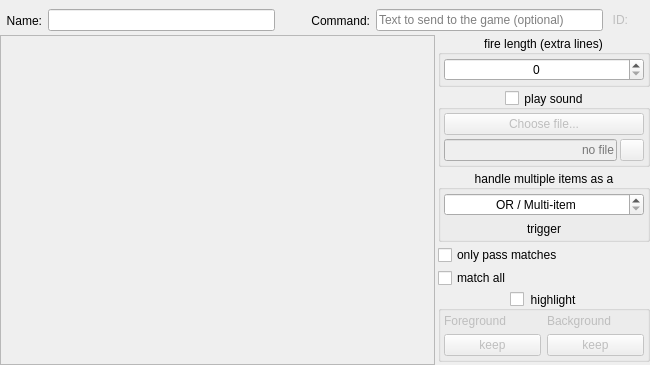
Before: the Qt Designer form src/ui/triggers_main_area.ui in Mudlet/Mudlet, drawn with Qt 5.
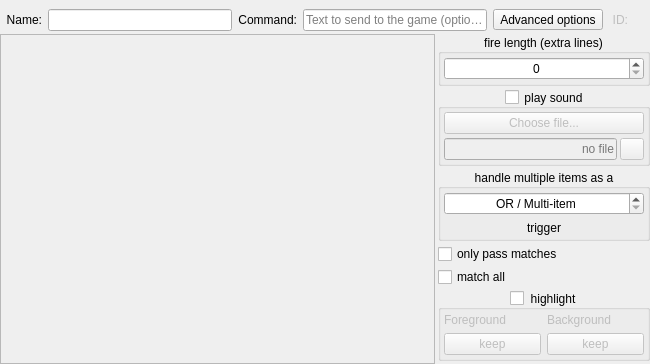
After: the same form once the commit is applied. Icons and pictures are not drawn.

Commit message:
Improve: label the trigger editor's advanced options toggle
The ">" glyph in the Command row read as an ornament rather than a button.
Give it the label "Advanced options" and a frame that is there at rest, and
move it to the right of the Command field so the label/field pairs stay
together.

Patch:
```diff
--- a/src/ui/triggers_main_area.ui
+++ b/src/ui/triggers_main_area.ui
@@ -43,7 +43,7 @@
      <property name="autoFillBackground">
       <bool>true</bool>
      </property>
-     <layout class="QHBoxLayout" name="horizontalLayout_widget_top" stretch="0,1,0,0,1,0">
+     <layout class="QHBoxLayout" name="horizontalLayout_widget_top" stretch="0,1,0,1,0,0">
       <property name="leftMargin">
        <number>6</number>
       </property>
@@ -79,13 +79,36 @@
         </property>
        </widget>
       </item>
+      <item>
+       <widget class="QLabel" name="label_trigger_command">
+        <property name="text">
+         <string>Command:</string>
+        </property>
+        <property name="alignment">
+         <set>Qt::AlignRight|Qt::AlignTrailing|Qt::AlignVCenter</set>
+        </property>
+        <property name="buddy">
+         <cstring>lineEdit_trigger_command</cstring>
+        </property>
+       </widget>
+      </item>
+      <item>
+       <widget class="QLineEdit" name="lineEdit_trigger_command">
+        <property name="toolTip">
+         <string>&lt;p&gt;Enter one or more commands to use if the given command matches the pattern. (Optional)&lt;/p&gt;&lt;p&gt;This could be another alias or a command to send directly to the game. For complex commands that require modification of variables within this profile, use a Lua script in the editor area below instead. It's possible to use both this field and a Lua script - the contents of this field will be used before running the script.&lt;/p&gt;</string>
+        </property>
+        <property name="placeholderText">
+         <string>Text to send to the game (optional)</string>
+        </property>
+       </widget>
+      </item>
       <item>
        <widget class="QToolButton" name="toolButton_toggleExtraControls">
         <property name="toolTip">
          <string>&lt;p&gt;Use this control to show or hide the extra controls for the trigger; this can be used to allow more space to show the trigger &lt;i&gt;items&lt;/i&gt; on smaller screen.&lt;/p&gt;</string>
         </property>
         <property name="text">
-         <string/>
+         <string extracomment="Label of the disclosure button that shows or hides the trigger's less commonly used settings - the stay open, sound, multi-line, filter and colourise options. Keep it short, it shares one row with the Name and Command fields.">Advanced options</string>
         </property>
         <property name="icon">
          <iconset resource="../mudlet.qrc">
@@ -100,31 +123,8 @@
         <property name="checked">
          <bool>false</bool>
         </property>
-        <property name="autoRaise">
-         <bool>true</bool>
-        </property>
-       </widget>
-      </item>
-      <item>
-       <widget class="QLabel" name="label_trigger_command">
-        <property name="text">
-         <string>Command:</string>
-        </property>
-        <property name="alignment">
-         <set>Qt::AlignRight|Qt::AlignTrailing|Qt::AlignVCenter</set>
-        </property>
-        <property name="buddy">
-         <cstring>lineEdit_trigger_command</cstring>
-        </property>
-       </widget>
-      </item>
-      <item>
-       <widget class="QLineEdit" name="lineEdit_trigger_command">
-        <property name="toolTip">
-         <string>&lt;p&gt;Enter one or more commands to use if the given command matches the pattern. (Optional)&lt;/p&gt;&lt;p&gt;This could be another alias or a command to send directly to the game. For complex commands that require modification of variables within this profile, use a Lua script in the editor area below instead. It's possible to use both this field and a Lua script - the contents of this field will be used before running the script.&lt;/p&gt;</string>
-        </property>
-        <property name="placeholderText">
-         <string>Text to send to the game (optional)</string>
+        <property name="toolButtonStyle">
+         <enum>Qt::ToolButtonTextBesideIcon</enum>
         </property>
        </widget>
       </item>
```
Left out of the diff: 2 changed lines with no effect on the pictures. The commit also changes 4 other files.
